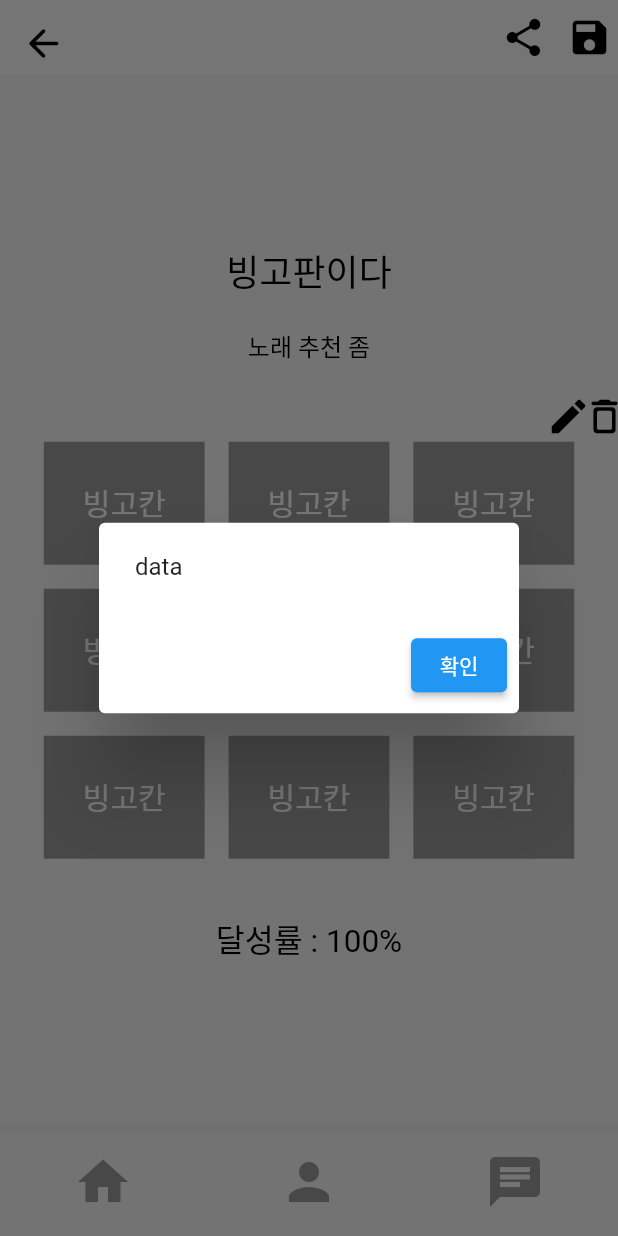
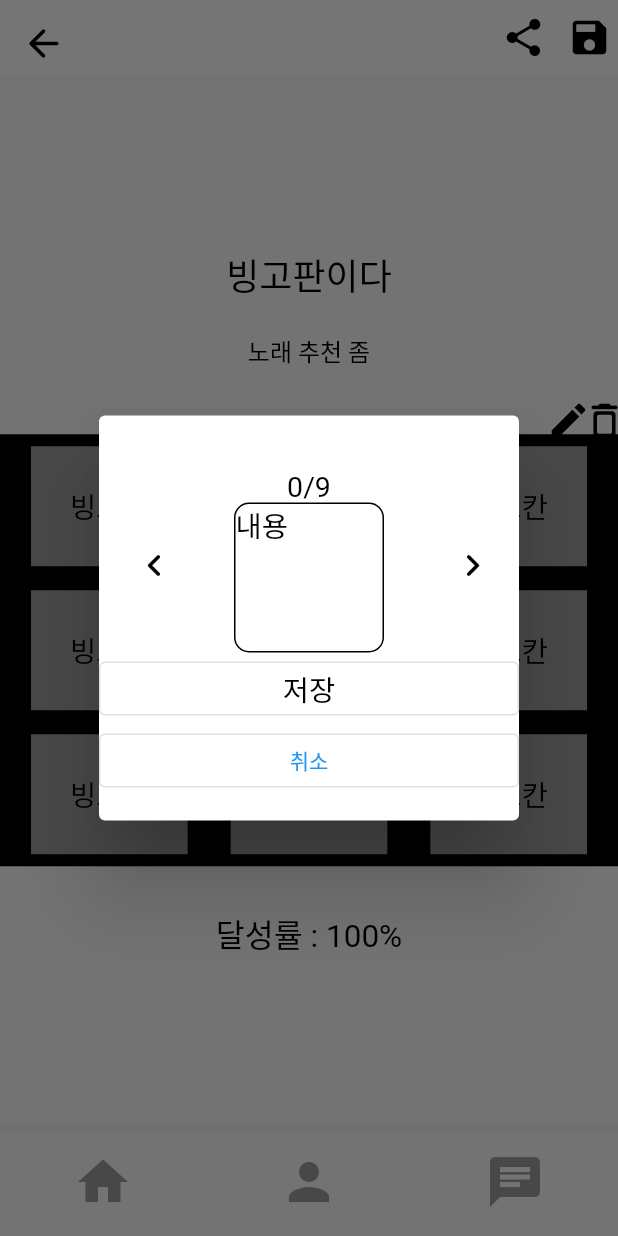
Before and after one commit to chaewool/Bin-goT, a Flutter app: the BingoDetail screen opened directly, after a tap on "빙고칸", on a phone screen of 412 x 824 dp. Run offline on Flutter 3.47's test engine with Material 2 defaults, Android fonts, the phone set to English and light mode, and no system bars; our stand-ins replace contained_tab_bar_view, image_picker, table_calendar; missing offline and left inert: kakao_flutter_sdk; Roboto replaces fonts that are missing (RIDIBatang).

Commit message:
#8 :sparkles: & :bug: feat & fix: debugging error in  bingo form tab bar and modifying bingo modal

```diff
--- a/frontend/lib/pages/bingo_detail_page.dart
+++ b/frontend/lib/pages/bingo_detail_page.dart
@@ -44,7 +44,9 @@ class BingoDetail extends StatelessWidget {
               )
             ],
           ),
-          const BingoBoard(),
+          const BingoBoard(
+            bingoSize: 3,
+          ),
           const SizedBox(height: 30),
           CustomText(content: '달성률 : $achieve%', fontSize: FontSize.largeSize)
         ],
--- a/frontend/lib/pages/search_group_page.dart
+++ b/frontend/lib/pages/search_group_page.dart
@@ -1,5 +1,3 @@
-import 'package:bin_got/pages/group_form_page.dart';
-import 'package:bin_got/utilities/global_func.dart';
 import 'package:bin_got/widgets/app_bar.dart';
 import 'package:bin_got/widgets/list.dart';
 import 'package:bin_got/widgets/search_bar.dart';
--- a/frontend/lib/pages/user_page.dart
+++ b/frontend/lib/pages/user_page.dart
@@ -7,7 +7,7 @@ import 'package:bin_got/widgets/app_bar.dart';
 import 'package:bin_got/widgets/button.dart';
 import 'package:bin_got/widgets/input.dart';
 import 'package:bin_got/widgets/modal.dart';
-import 'package:bin_got/widgets/my_page_widgets.dart';
+import 'package:bin_got/widgets/badge.dart';
 import 'package:bin_got/widgets/tab_bar.dart';
 import 'package:bin_got/widgets/text.dart';
 import 'package:flutter/material.dart';
--- a/frontend/lib/utilities/image_icon_utils.dart
+++ b/frontend/lib/utilities/image_icon_utils.dart
@@ -33,3 +33,6 @@ const chatIcon = Icons.chat;
 const bellIcon = Icons.notifications_none;
 const helpIcon = Icons.help_outline;
 const saveIcon = Icons.save;
+
+const leftIcon = Icons.chevron_left_rounded;
+const rightIcon = Icons.chevron_right_rounded;
--- a/frontend/lib/widgets/bingo_board.dart
+++ b/frontend/lib/widgets/bingo_board.dart
@@ -1,25 +1,31 @@
 import 'package:bin_got/utilities/global_func.dart';
 import 'package:bin_got/utilities/style_utils.dart';
 import 'package:bin_got/widgets/box_container.dart';
+import 'package:bin_got/widgets/modal.dart';
+import 'package:bin_got/widgets/text.dart';
 import 'package:flutter/material.dart';
 
 class BingoBoard extends StatelessWidget {
-  const BingoBoard({
-    super.key,
-  });
+  final int bingoSize;
+  const BingoBoard({super.key, required this.bingoSize});
 
   @override
   Widget build(BuildContext context) {
-    return RepaintBoundary(
+    return CustomBoxContainer(
+      hasRoundEdge: false,
+      color: blackColor,
       child: Column(
+        mainAxisAlignment: MainAxisAlignment.spaceEvenly,
         children: [
-          for (int i = 0; i < 3; i += 1)
+          for (int i = 0; i < bingoSize; i += 1)
             Row(
-              mainAxisAlignment: MainAxisAlignment.center,
+              mainAxisAlignment: MainAxisAlignment.spaceEvenly,
               children: [
-                for (int i = 0; i < 3; i += 1) const EachBingo(),
+                for (int j = 0; j < bingoSize; j += 1)
+                  EachBingo(
+                      index: bingoSize * i + j, cnt: bingoSize * bingoSize),
               ],
-            )
+            ),
         ],
       ),
     );
@@ -27,26 +33,18 @@ class BingoBoard extends StatelessWidget {
 }
 
 class EachBingo extends StatelessWidget {
+  final int index, cnt;
   const EachBingo({
     super.key,
+    required this.index,
+    required this.cnt,
   });
 
   @override
   Widget build(BuildContext context) {
     return TextButton(
-      onPressed: showModal(
-        context: context,
-        page: AlertDialog(
-          content: const Text('data'),
-          actions: [
-            ElevatedButton(
-                onPressed: () {
-                  // Navigator.of(context).pop();
-                },
-                child: const Text('확인'))
-          ],
-        ),
-      ),
+      onPressed:
+          showModal(context: context, page: BingoModal(index: index, cnt: cnt)),
       child: const CustomBoxContainer(
         color: greyColor,
         hasRoundEdge: false,
@@ -55,12 +53,9 @@ class EachBingo extends StatelessWidget {
             vertical: 26,
             horizontal: 26,
           ),
-          child: Text(
-            '빙고칸',
-            style: TextStyle(
-              color: Colors.white,
-              fontSize: 20,
-            ),
+          child: CustomText(
+            content: '빙고칸',
+            fontSize: FontSize.textSize,
           ),
         ),
       ),
--- a/frontend/lib/widgets/box_container.dart
+++ b/frontend/lib/widgets/box_container.dart
@@ -86,6 +86,7 @@ class CustomBoxContainer extends StatelessWidget {
   final BoxShadowList? boxShadow;
   final double? width, height;
   final Widget? child;
+  final DecorationImage? image;
   const CustomBoxContainer({
     super.key,
     this.hasRoundEdge = true,
@@ -94,6 +95,7 @@ class CustomBoxContainer extends StatelessWidget {
     this.boxShadow,
     this.width,
     this.height,
+    this.image,
     this.child,
   });
 
@@ -103,10 +105,12 @@ class CustomBoxContainer extends StatelessWidget {
       width: width,
       height: height,
       decoration: BoxDecoration(
-          borderRadius: hasRoundEdge ? BorderRadius.circular(10) : null,
-          color: color,
-          boxShadow: boxShadow,
-          border: borderColor != null ? Border.all(color: borderColor!) : null),
+        borderRadius: hasRoundEdge ? BorderRadius.circular(10) : null,
+        color: color,
+        boxShadow: boxShadow,
+        border: borderColor != null ? Border.all(color: borderColor!) : null,
+        image: image,
+      ),
       child: child,
     );
   }
--- a/frontend/lib/widgets/modal.dart
+++ b/frontend/lib/widgets/modal.dart
@@ -4,21 +4,47 @@ import 'package:bin_got/utilities/global_func.dart';
 import 'package:bin_got/utilities/image_icon_utils.dart';
 import 'package:bin_got/utilities/style_utils.dart';
 import 'package:bin_got/utilities/type_def_utils.dart';
+import 'package:bin_got/widgets/box_container.dart';
 import 'package:bin_got/widgets/button.dart';
 import 'package:bin_got/widgets/date_picker.dart';
-import 'package:bin_got/widgets/my_page_widgets.dart';
+import 'package:bin_got/widgets/badge.dart';
 import 'package:bin_got/widgets/text.dart';
 import 'package:flutter/material.dart';
 import 'package:image_picker/image_picker.dart';
 
 //* 빙고
 class BingoModal extends StatelessWidget {
-  const BingoModal({super.key});
+  final int index, cnt;
+  const BingoModal({super.key, required this.index, required this.cnt});
 
   @override
   Widget build(BuildContext context) {
-    return const Dialog(
-      child: Text('bingo!'),
+    return CustomModal(
+      buttonText: '저장',
+      children: [
+        Row(
+          mainAxisAlignment: MainAxisAlignment.spaceAround,
+          children: [
+            CustomIconButton(onPressed: () {}, icon: leftIcon),
+            Column(
+              mainAxisAlignment: MainAxisAlignment.end,
+              children: [
+                CustomText(content: '$index/$cnt', fontSize: FontSize.textSize),
+                const CustomBoxContainer(
+                  width: 100,
+                  height: 100,
+                  borderColor: blackColor,
+                  child: CustomText(
+                    content: '내용',
+                    fontSize: FontSize.textSize,
+                  ),
+                ),
+              ],
+            ),
+            CustomIconButton(onPressed: () {}, icon: rightIcon)
+          ],
+        )
+      ],
     );
   }
 }
@@ -53,17 +79,14 @@ class ImageModal extends StatelessWidget {
     return CustomModal(title: '그룹 이미지 선택', hasConfirm: false, children: [
       Padding(
         padding: const EdgeInsets.symmetric(vertical: 20),
-        child: Container(
-          decoration: BoxDecoration(
-              borderRadius: BorderRadius.circular(5),
-              border: Border.all(),
-              image: selectImage != null
-                  ? DecorationImage(
-                      fit: BoxFit.cover,
-                      image: FileImage(File(selectImage!.path)))
-                  : null),
+        child: CustomBoxContainer(
           width: 100,
           height: 100,
+          borderColor: blackColor,
+          image: selectImage != null
+              ? DecorationImage(
+                  fit: BoxFit.cover, image: FileImage(File(selectImage!.path)))
+              : null,
           child: selectImage == null
               ? CustomIconButton(
                   icon: addIcon,
--- a/frontend/lib/widgets/search_bar.dart
+++ b/frontend/lib/widgets/search_bar.dart
@@ -1,5 +1,7 @@
 import 'package:bin_got/pages/search_group_page.dart';
 import 'package:bin_got/utilities/global_func.dart';
+import 'package:bin_got/utilities/style_utils.dart';
+import 'package:bin_got/widgets/box_container.dart';
 import 'package:bin_got/widgets/button.dart';
 import 'package:bin_got/widgets/check_box.dart';
 import 'package:bin_got/widgets/select_box.dart';
@@ -18,8 +20,8 @@ class SearchBar extends StatelessWidget {
       '여섯 달 ~ 아홉 달',
       '아홉 달 ~ 1년'
     ];
-    return Container(
-      decoration: const BoxDecoration(color: Colors.white),
+    return CustomBoxContainer(
+      color: whiteColor,
       child: Padding(
         padding: const EdgeInsets.symmetric(horizontal: 30, vertical: 17),
         child: Column(children: [
```
Also changed, not shown: frontend/lib/pages/bingo_form_page.dart (+28 -14 lines), frontend/lib/widgets/tab_bar.dart (+68 -11 lines), frontend/lib/widgets/badge.dart (renamed from frontend/lib/widgets/my_page_widgets.dart).
